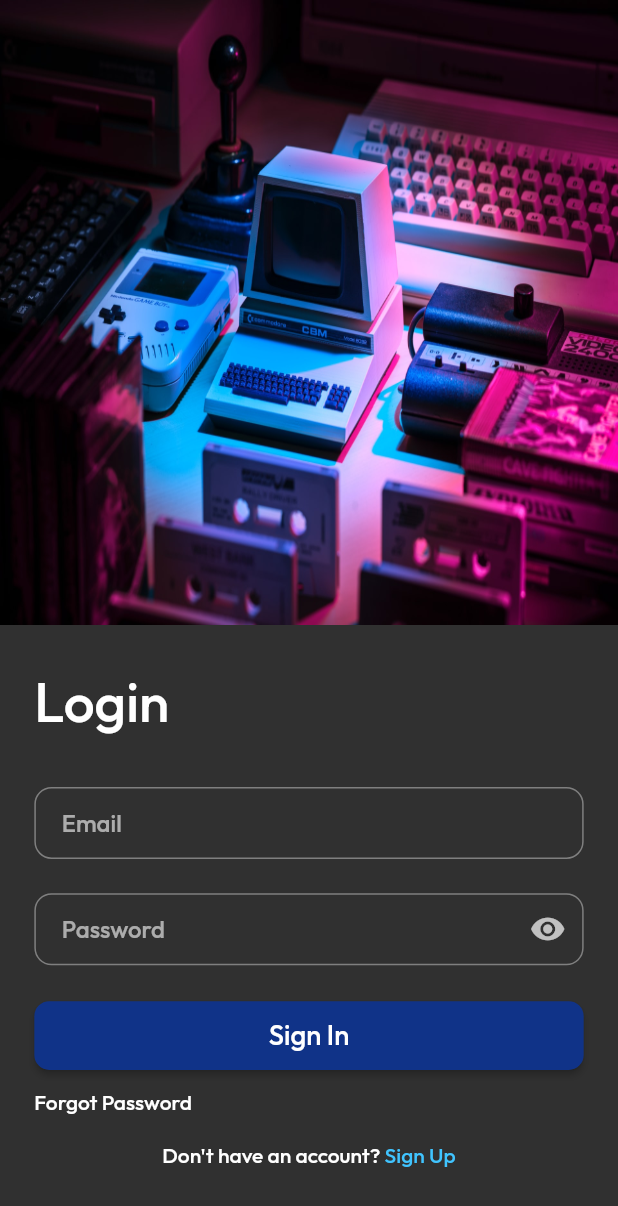
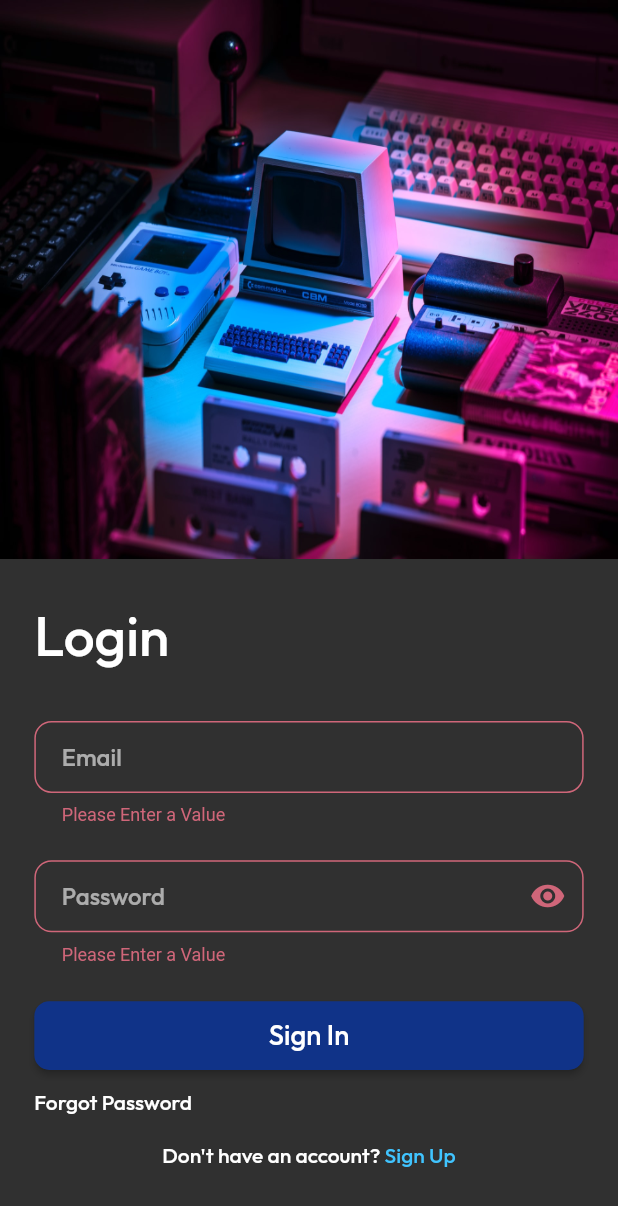
Before and after one commit to Ayushrestha05/LevelUp_EGoods_Flutter, a Flutter app: the screen it shows after launch, after a tap on "Sign In", on a phone screen of 412 x 824 dp. Shown: the top 1206 px of the screen. Run offline on Flutter 3.47's test engine with Material 2 defaults, Android fonts, the phone set to English and light mode, and no system bars; our stand-ins replace form_field_validator.

Commit message:
Added new Validators and OnSaved Functions. Created Functions for API Authentication

```diff
--- a/lib/main.dart
+++ b/lib/main.dart
@@ -21,7 +21,7 @@ class MyApp extends StatelessWidget {
     return MaterialApp(
       title: 'Flutter Demo',
       theme: dark,
-      home: const LoginScreen(),
+      home: LoginScreen(),
     );
   }
 }
--- a/lib/screens/login_screen.dart
+++ b/lib/screens/login_screen.dart
@@ -1,16 +1,21 @@
 import 'package:flutter/cupertino.dart';
 import 'package:flutter/material.dart';
+import 'package:form_field_validator/form_field_validator.dart';
 import 'package:levelup_egoods/screens/register_screen.dart';
+import 'package:levelup_egoods/utilities/auth.dart';
 import 'package:levelup_egoods/utilities/size_config.dart';
 import 'package:levelup_egoods/widgets/buttons.dart';
 import 'package:levelup_egoods/widgets/form_fields.dart';
 
 class LoginScreen extends StatelessWidget {
-  const LoginScreen({Key? key}) : super(key: key);
+  LoginScreen({Key? key}) : super(key: key);
+  final _loginFormKey = GlobalKey<FormState>();
+  String? _email, _password;
 
   @override
   Widget build(BuildContext context) {
     SizeConfig().init(context);
+
     return SafeArea(
       child: Scaffold(
         body: SingleChildScrollView(
@@ -25,6 +30,7 @@ class LoginScreen extends StatelessWidget {
 
   _buildLoginScreen(BuildContext context) {
     return Form(
+      key: _loginFormKey,
       child: Column(
         mainAxisSize: MainAxisSize.min,
         children: [
@@ -50,16 +56,31 @@ class LoginScreen extends StatelessWidget {
                 SizedBox(
                   height: rWidth(30),
                 ),
-                const CustomTextFormField(hintText: "Email"),
+                CustomTextFormField(
+                  hintText: "Email",
+                  onSaved: (String? value) {
+                    _email = value;
+                  },
+                  validator: MultiValidator([
+                    RequiredValidator(errorText: "Please Enter a Value"),
+                    EmailValidator(errorText: "Please Enter a valid Email"),
+                  ]),
+                ),
                 SizedBox(
                   height: rWidth(20),
                 ),
-                CustomPasswordFormField(),
+                CustomPasswordFormField(
+                  validator:
+                      RequiredValidator(errorText: "Please Enter a Value"),
+                  onSaved: (String? value) {
+                    _password = value;
+                  },
+                ),
                 SizedBox(
                   height: rWidth(20),
                 ),
                 DefaultButton("Sign In", () {
-                  print("Sign In Clicked");
+                  loginValidation();
                 }),
                 SizedBox(
                   height: rWidth(10),
@@ -104,4 +125,13 @@ class LoginScreen extends StatelessWidget {
       ),
     );
   }
+
+  void loginValidation() {
+    if (_loginFormKey.currentState?.validate() ?? false) {
+      _loginFormKey.currentState?.save();
+      Auth().login(_email, _password);
+    } else {
+      print("not validated");
+    }
+  }
 }
--- a/lib/screens/register_screen.dart
+++ b/lib/screens/register_screen.dart
@@ -1,6 +1,7 @@
 import 'package:flutter/material.dart';
 import 'package:form_field_validator/form_field_validator.dart';
 import 'package:levelup_egoods/screens/login_screen.dart';
+import 'package:levelup_egoods/utilities/auth.dart';
 import 'package:levelup_egoods/utilities/size_config.dart';
 import 'package:levelup_egoods/widgets/buttons.dart';
 import 'package:levelup_egoods/widgets/form_fields.dart';
@@ -10,6 +11,7 @@ class RegisterScreen extends StatelessWidget {
   final _registerFormKey = GlobalKey<FormState>();
   final _initialPWD = TextEditingController();
   final _finalPWD = TextEditingController();
+  String? _name, _email;
 
   @override
   Widget build(BuildContext context) {
@@ -52,12 +54,18 @@ class RegisterScreen extends StatelessWidget {
                             hintText: "Full Name",
                             validator: RequiredValidator(
                                 errorText: "Please enter a value"),
+                            onSaved: (String? value) {
+                              _name = value;
+                            },
                           ),
                           SizedBox(
                             height: rWidth(20),
                           ),
                           CustomTextFormField(
                             hintText: "Email",
+                            onSaved: (String? value) {
+                              _email = value;
+                            },
                             validator: MultiValidator([
                               RequiredValidator(
                                   errorText: "Please Enter a Value"),
@@ -102,7 +110,7 @@ class RegisterScreen extends StatelessWidget {
                             height: rWidth(20),
                           ),
                           DefaultButton("Sign Up", () {
-                            _registerFormKey.currentState?.validate();
+                            registerValidation();
                           }),
                           SizedBox(
                             height: rWidth(20),
@@ -149,4 +157,11 @@ class RegisterScreen extends StatelessWidget {
       ),
     );
   }
+
+  void registerValidation() {
+    if (_registerFormKey.currentState?.validate() ?? false) {
+      _registerFormKey.currentState?.save();
+      Auth().register(_name, _email, _initialPWD.text);
+    }
+  }
 }
--- a/lib/widgets/form_fields.dart
+++ b/lib/widgets/form_fields.dart
@@ -4,16 +4,19 @@ import 'package:levelup_egoods/utilities/size_config.dart';
 class CustomTextFormField extends StatelessWidget {
   final String hintText;
   final String? Function(String?)? validator;
+  final Function(String?)? onSaved;
   const CustomTextFormField({
     Key? key,
     required this.hintText,
     this.validator,
+    this.onSaved,
   }) : super(key: key);
 
   @override
   Widget build(BuildContext context) {
     return TextFormField(
       validator: validator,
+      onSaved: onSaved,
       decoration: InputDecoration(
         hintText: hintText,
         hintStyle: const TextStyle(fontFamily: 'Outfit'),
@@ -29,8 +32,12 @@ class CustomTextFormField extends StatelessWidget {
 }
 
 class CustomPasswordFormField extends StatefulWidget {
-  CustomPasswordFormField({
+  final String? Function(String?)? validator;
+  final Function(String?)? onSaved;
+  const CustomPasswordFormField({
     Key? key,
+    required this.validator,
+    this.onSaved,
   }) : super(key: key);
 
   @override
@@ -44,6 +51,8 @@ class _CustomPasswordFormFieldState extends State<CustomPasswordFormField> {
   @override
   Widget build(BuildContext context) {
     return TextFormField(
+      validator: widget.validator,
+      onSaved: widget.onSaved,
       obscureText: obscure,
       decoration: InputDecoration(
         suffixIcon: IconButton(
```
